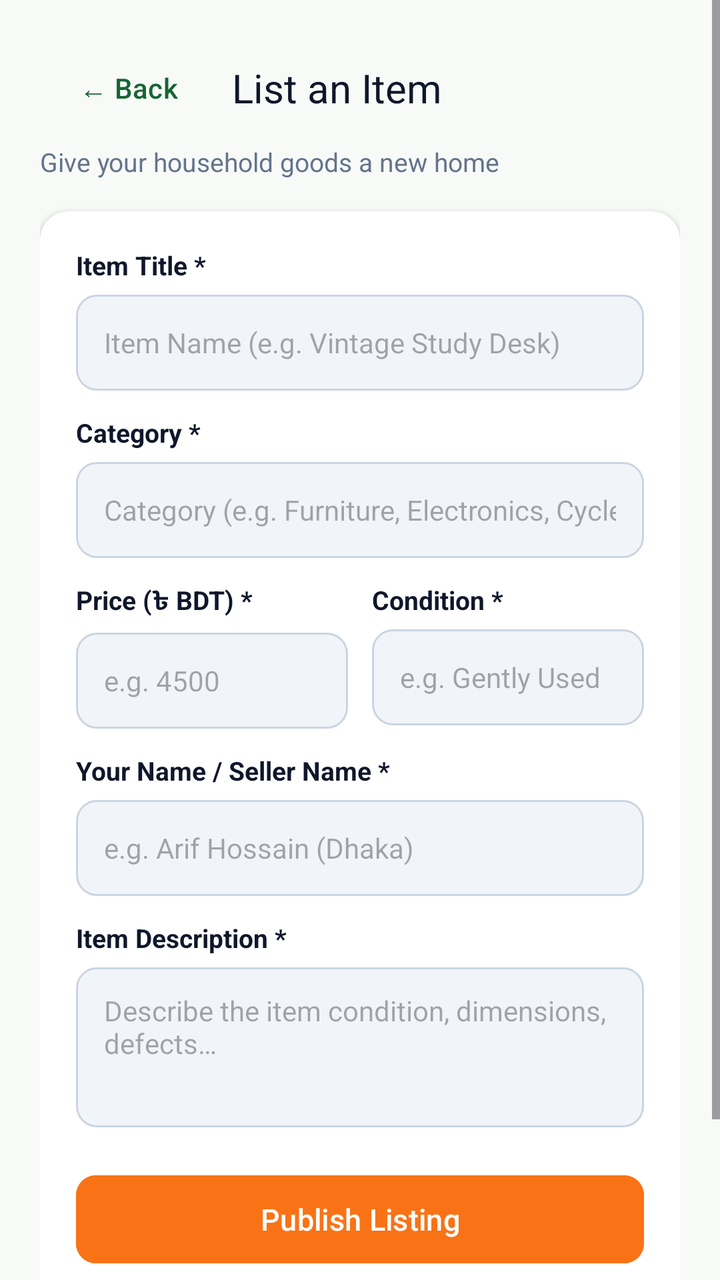
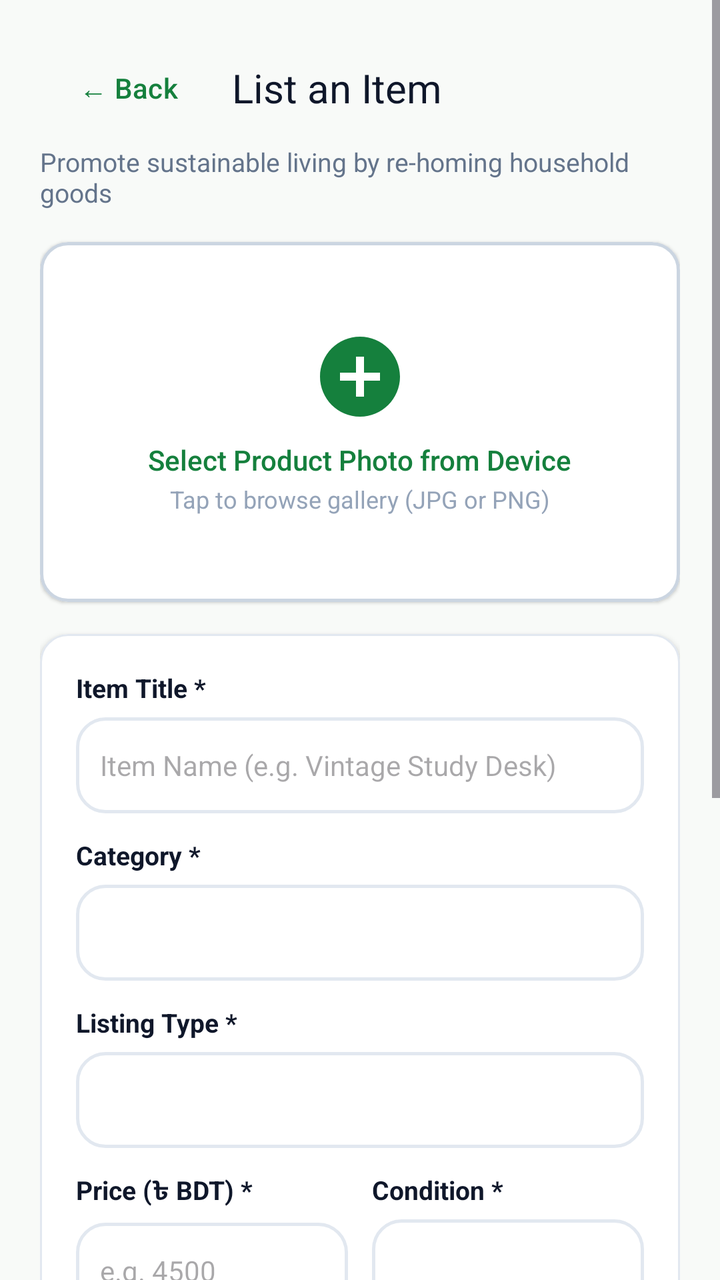

Compare the two renders of this Android layout. The source of the first and the diff that turns it into the second are given below.
<!-- AndroidManifest.xml: application theme Theme.MyApplication -->
<!-- res/layout/activity_add_item.xml -->
<?xml version="1.0" encoding="utf-8"?>
<ScrollView xmlns:android="http://schemas.android.com/apk/res/android"
    xmlns:app="http://schemas.android.com/apk/res-auto"
    xmlns:tools="http://schemas.android.com/tools"
    android:layout_width="match_parent"
    android:layout_height="match_parent"
    android:background="@color/bg_light"
    android:fillViewport="true">

    <LinearLayout
        android:layout_width="match_parent"
        android:layout_height="wrap_content"
        android:orientation="vertical"
        android:padding="20dp">

        <LinearLayout
            android:layout_width="match_parent"
            android:layout_height="wrap_content"
            android:gravity="center_vertical"
            android:orientation="horizontal">

            <com.google.android.material.button.MaterialButton
                android:id="@+id/btnAddItemBack"
                style="@style/Widget.Material3.Button.TextButton"
                android:layout_width="wrap_content"
                android:layout_height="wrap_content"
                android:text="← Back"
                android:textColor="@color/brand_primary_dark"
                android:textSize="14sp" />

            <TextView
                android:layout_width="wrap_content"
                android:layout_height="wrap_content"
                android:layout_marginStart="8dp"
                android:fontFamily="sans-serif-bold"
                android:text="@string/add_item_title"
                android:textColor="@color/text_primary"
                android:textSize="20sp" />
        </LinearLayout>

        <TextView
            android:layout_width="wrap_content"
            android:layout_height="wrap_content"
            android:layout_marginTop="4dp"
            android:text="@string/add_item_subtitle"
            android:textColor="@color/text_secondary"
            android:textSize="13sp" />

        <androidx.cardview.widget.CardView
            android:layout_width="match_parent"
            android:layout_height="wrap_content"
            android:layout_marginTop="16dp"
            app:cardBackgroundColor="@color/card_surface"
            app:cardCornerRadius="14dp"
            app:cardElevation="2dp">

            <LinearLayout
                android:layout_width="match_parent"
                android:layout_height="wrap_content"
                android:orientation="vertical"
                android:padding="18dp">

                <TextView
                    android:layout_width="wrap_content"
                    android:layout_height="wrap_content"
                    android:text="Item Title *"
                    android:textColor="@color/text_primary"
                    android:textSize="13sp"
                    android:textStyle="bold" />

                <EditText
                    android:id="@+id/etItemTitle"
                    android:layout_width="match_parent"
                    android:layout_height="48dp"
                    android:layout_marginTop="6dp"
                    android:background="@drawable/bg_edit_text"
                    android:hint="@string/hint_item_title"
                    android:inputType="textCapWords"
                    android:textColor="@color/text_primary"
                    android:textSize="14sp" />

                <TextView
                    android:layout_width="wrap_content"
                    android:layout_height="wrap_content"
                    android:layout_marginTop="12dp"
                    android:text="Category *"
                    android:textColor="@color/text_primary"
                    android:textSize="13sp"
                    android:textStyle="bold" />

                <EditText
                    android:id="@+id/etItemCategory"
                    android:layout_width="match_parent"
                    android:layout_height="48dp"
                    android:layout_marginTop="6dp"
                    android:background="@drawable/bg_edit_text"
                    android:hint="@string/hint_item_category"
                    android:inputType="textCapWords"
                    android:textColor="@color/text_primary"
                    android:textSize="14sp" />

                <LinearLayout
                    android:layout_width="match_parent"
                    android:layout_height="wrap_content"
                    android:layout_marginTop="12dp"
                    android:orientation="horizontal">

                    <LinearLayout
                        android:layout_width="0dp"
                        android:layout_height="wrap_content"
                        android:layout_weight="1"
                        android:orientation="vertical">

                        <TextView
                            android:layout_width="wrap_content"
                            android:layout_height="wrap_content"
                            android:text="Price (৳ BDT) *"
                            android:textColor="@color/text_primary"
                            android:textSize="13sp"
                            android:textStyle="bold" />

                        <EditText
                            android:id="@+id/etItemPrice"
                            android:layout_width="match_parent"
                            android:layout_height="48dp"
                            android:layout_marginTop="6dp"
                            android:background="@drawable/bg_edit_text"
                            android:hint="e.g. 4500"
                            android:inputType="numberDecimal"
                            android:textColor="@color/text_primary"
                            android:textSize="14sp" />
                    </LinearLayout>

                    <View
                        android:layout_width="12dp"
                        android:layout_height="1dp" />

                    <LinearLayout
                        android:layout_width="0dp"
                        android:layout_height="wrap_content"
                        android:layout_weight="1"
                        android:orientation="vertical">

                        <TextView
                            android:layout_width="wrap_content"
                            android:layout_height="wrap_content"
                            android:text="Condition *"
                            android:textColor="@color/text_primary"
                            android:textSize="13sp"
                            android:textStyle="bold" />

                        <EditText
                            android:id="@+id/etItemCondition"
                            android:layout_width="match_parent"
                            android:layout_height="48dp"
                            android:layout_marginTop="6dp"
                            android:background="@drawable/bg_edit_text"
                            android:hint="e.g. Gently Used"
                            android:inputType="textCapWords"
                            android:textColor="@color/text_primary"
                            android:textSize="14sp" />
                    </LinearLayout>
                </LinearLayout>

                <TextView
                    android:layout_width="wrap_content"
                    android:layout_height="wrap_content"
                    android:layout_marginTop="12dp"
                    android:text="Your Name / Seller Name *"
                    android:textColor="@color/text_primary"
                    android:textSize="13sp"
                    android:textStyle="bold" />

                <EditText
                    android:id="@+id/etItemSeller"
                    android:layout_width="match_parent"
                    android:layout_height="48dp"
                    android:layout_marginTop="6dp"
                    android:background="@drawable/bg_edit_text"
                    android:hint="e.g. Arif Hossain (Dhaka)"
                    android:inputType="textPersonName"
                    android:textColor="@color/text_primary"
                    android:textSize="14sp" />

                <TextView
                    android:layout_width="wrap_content"
                    android:layout_height="wrap_content"
                    android:layout_marginTop="12dp"
                    android:text="Item Description *"
                    android:textColor="@color/text_primary"
                    android:textSize="13sp"
                    android:textStyle="bold" />

                <EditText
                    android:id="@+id/etItemDescription"
                    android:layout_width="match_parent"
                    android:layout_height="80dp"
                    android:layout_marginTop="6dp"
                    android:background="@drawable/bg_edit_text"
                    android:gravity="top|start"
                    android:hint="@string/hint_item_description"
                    android:inputType="textMultiLine"
                    android:lines="3"
                    android:textColor="@color/text_primary"
                    android:textSize="14sp" />

                <com.google.android.material.button.MaterialButton
                    android:id="@+id/btnPublishItem"
                    android:layout_width="match_parent"
                    android:layout_height="52dp"
                    android:layout_marginTop="20dp"
                    android:backgroundTint="@color/brand_accent"
                    android:text="@string/btn_publish_item"
                    android:textAllCaps="false"
                    android:textColor="@color/white"
                    android:textSize="15sp"
                    app:cornerRadius="10dp" />

                <com.google.android.material.button.MaterialButton
                    android:id="@+id/btnCancelAddItem"
                    style="@style/Widget.Material3.Button.OutlinedButton"
                    android:layout_width="match_parent"
                    android:layout_height="48dp"
                    android:layout_marginTop="10dp"
                    android:text="@string/btn_cancel"
                    android:textAllCaps="false"
                    android:textColor="@color/text_secondary"
                    android:textSize="14sp"
                    app:cornerRadius="10dp" />

            </LinearLayout>
        </androidx.cardview.widget.CardView>

    </LinearLayout>
</ScrollView>
<!-- resources referenced by this layout -->
<resources>
  <color name="bg_light">#F8FAF8</color>
  <color name="brand_accent">#F97316</color>
  <color name="brand_primary_dark">#166534</color>
  <color name="card_surface">#FFFFFF</color>
  <color name="text_primary">#0F172A</color>
  <color name="text_secondary">#64748B</color>
  <color name="white">#FFFFFFFF</color>
  <!-- drawable bg_edit_text (drawable) -->
  <?xml version="1.0" encoding="utf-8"?>
  <shape xmlns:android="http://schemas.android.com/apk/res/android"
      android:shape="rectangle">
      <solid android:color="#F1F5F9" />
      <corners android:radius="10dp" />
      <stroke
          android:width="1dp"
          android:color="#CBD5E1" />
      <padding
          android:left="14dp"
          android:top="12dp"
          android:right="14dp"
          android:bottom="12dp" />
  </shape>
  <string name="add_item_subtitle">Give your household goods a new home</string>
  <string name="add_item_title">List an Item</string>
  <string name="btn_cancel">Cancel</string>
  <string name="btn_publish_item">Publish Listing</string>
  <string name="hint_item_category">Category (e.g. Furniture, Electronics, Cycle)</string>
  <string name="hint_item_description">Describe the item condition, dimensions, defects…</string>
  <string name="hint_item_title">Item Name (e.g. Vintage Study Desk)</string>
  <style name="Theme.MyApplication" parent="Base.Theme.MyApplication" />
  <style name="Base.Theme.MyApplication" parent="Theme.Material3.DayNight.NoActionBar">
          <item name="colorPrimary">@color/eco_green_primary</item>
          <item name="colorPrimaryVariant">@color/eco_green_dark</item>
          <item name="colorOnPrimary">@color/white</item>
          <item name="colorSecondary">@color/eco_green_accent</item>
          <item name="colorOnSecondary">@color/white</item>
          <item name="android:statusBarColor">@color/eco_green_dark</item>
          <item name="android:windowBackground">@color/bg_light</item>
      </style>
  <color name="eco_green_primary">#15803D</color>
  <color name="eco_green_dark">#166534</color>
  <color name="eco_green_accent">#16A34A</color>
</resources>

<!-- the commit's change to res/layout/activity_add_item.xml (unified diff, before → after) -->
@@ -13,6 +13,7 @@
         android:orientation="vertical"
         android:padding="20dp">
 
+        
         <LinearLayout
             android:layout_width="match_parent"
             android:layout_height="wrap_content"
@@ -25,10 +26,11 @@
                 android:layout_width="wrap_content"
                 android:layout_height="wrap_content"
                 android:text="← Back"
-                android:textColor="@color/brand_primary_dark"
+                android:textColor="@color/eco_green_primary"
                 android:textSize="14sp" />
 
             <TextView
+                android:id="@+id/tvAddItemTitle"
                 android:layout_width="wrap_content"
                 android:layout_height="wrap_content"
                 android:layout_marginStart="8dp"
@@ -42,17 +44,101 @@
             android:layout_width="wrap_content"
             android:layout_height="wrap_content"
             android:layout_marginTop="4dp"
-            android:text="@string/add_item_subtitle"
+            android:text="Promote sustainable living by re-homing household goods"
             android:textColor="@color/text_secondary"
             android:textSize="13sp" />
 
-        <androidx.cardview.widget.CardView
+        
+        <com.google.android.material.card.MaterialCardView
+            android:id="@+id/cardImagePicker"
+            android:layout_width="match_parent"
+            android:layout_height="180dp"
+            android:layout_marginTop="16dp"
+            android:clickable="true"
+            android:focusable="true"
+            app:cardBackgroundColor="@color/card_surface"
+            app:cardCornerRadius="14dp"
+            app:cardElevation="1dp"
+            app:strokeColor="#CBD5E1"
+            app:strokeWidth="1.5dp">
+
+            <FrameLayout
+                android:layout_width="match_parent"
+                android:layout_height="match_parent">
+
+                
+                <LinearLayout
+                    android:id="@+id/layoutPhotoPlaceholder"
+                    android:layout_width="match_parent"
+                    android:layout_height="match_parent"
+                    android:gravity="center"
+                    android:orientation="vertical"
+                    android:padding="16dp">
+
+                    <ImageView
+                        android:layout_width="48dp"
+                        android:layout_height="48dp"
+                        android:contentDescription="Select product photo"
+                        android:src="@drawable/ic_nav_add"
+                        app:tint="@color/eco_green_primary" />
+
+                    <TextView
+                        android:layout_width="wrap_content"
+                        android:layout_height="wrap_content"
+                        android:layout_marginTop="8dp"
+                        android:fontFamily="sans-serif-medium"
+                        android:text="Select Product Photo from Device"
+                        android:textColor="@color/eco_green_primary"
+                        android:textSize="14sp" />
+
+                    <TextView
+                        android:layout_width="wrap_content"
+                        android:layout_height="wrap_content"
+                        android:layout_marginTop="2dp"
+                        android:text="Tap to browse gallery (JPG or PNG)"
+                        android:textColor="@color/text_muted"
+                        android:textSize="12sp" />
+                </LinearLayout>
+
+                
+                <ImageView
+                    android:id="@+id/ivSelectedPhoto"
+                    android:layout_width="match_parent"
+                    android:layout_height="match_parent"
+                    android:contentDescription="Selected product photo preview"
+                    android:scaleType="centerCrop"
+                    android:visibility="gone" />
+
+                
+                <TextView
+                    android:id="@+id/tvChangePhotoBadge"
+                    android:layout_width="wrap_content"
+                    android:layout_height="wrap_content"
+                    android:layout_gravity="bottom|end"
+                    android:layout_margin="12dp"
+                    android:background="@drawable/bg_category_chip_selected"
+                    android:paddingStart="10dp"
+                    android:paddingTop="4dp"
+                    android:paddingEnd="10dp"
+                    android:paddingBottom="4dp"
+                    android:text="Change Photo"
+                    android:textColor="@color/white"
+                    android:textSize="12sp"
+                    android:visibility="gone" />
+
+            </FrameLayout>
+        </com.google.android.material.card.MaterialCardView>
+
+        
+        <com.google.android.material.card.MaterialCardView
             android:layout_width="match_parent"
             android:layout_height="wrap_content"
             android:layout_marginTop="16dp"
             app:cardBackgroundColor="@color/card_surface"
             app:cardCornerRadius="14dp"
-            app:cardElevation="2dp">
+            app:cardElevation="2dp"
+            app:strokeColor="#E2E8F0"
+            app:strokeWidth="1dp">
 
             <LinearLayout
                 android:layout_width="match_parent"
@@ -73,12 +159,15 @@
                     android:layout_width="match_parent"
                     android:layout_height="48dp"
                     android:layout_marginTop="6dp"
-                    android:background="@drawable/bg_edit_text"
+                    android:background="@drawable/bg_search_bar"
                     android:hint="@string/hint_item_title"
                     android:inputType="textCapWords"
+                    android:paddingStart="12dp"
+                    android:paddingEnd="12dp"
                     android:textColor="@color/text_primary"
                     android:textSize="14sp" />
 
+                
                 <TextView
                     android:layout_width="wrap_content"
                     android:layout_height="wrap_content"
@@ -88,16 +177,33 @@
                     android:textSize="13sp"
                     android:textStyle="bold" />
 
-                <EditText
-                    android:id="@+id/etItemCategory"
-                    android:layout_width="match_parent"
-                    android:layout_height="48dp"
-                    android:layout_marginTop="6dp"
-                    android:background="@drawable/bg_edit_text"
-                    android:hint="@string/hint_item_category"
-                    android:inputType="textCapWords"
-                    android:textColor="@color/text_primary"
-                    android:textSize="14sp" />
+                <Spinner
+                    android:id="@+id/spinnerCategory"
+                    android:layout_width="match_parent"
+                    android:layout_height="48dp"
+                    android:layout_marginTop="6dp"
+                    android:background="@drawable/bg_search_bar"
+                    android:paddingStart="12dp"
+                    android:paddingEnd="12dp" />
+
+                
+                <TextView
+                    android:layout_width="wrap_content"
+                    android:layout_height="wrap_content"
+                    android:layout_marginTop="12dp"
+                    android:text="Listing Type *"
+                    android:textColor="@color/text_primary"
+                    android:textSize="13sp"
+                    android:textStyle="bold" />
+
+                <Spinner
+                    android:id="@+id/spinnerTransactionType"
+                    android:layout_width="match_parent"
+                    android:layout_height="48dp"
+                    android:layout_marginTop="6dp"
+                    android:background="@drawable/bg_search_bar"
+                    android:paddingStart="12dp"
+                    android:paddingEnd="12dp" />
 
                 <LinearLayout
                     android:layout_width="match_parent"
@@ -105,6 +211,7 @@
                     android:layout_marginTop="12dp"
                     android:orientation="horizontal">
 
+                    
                     <LinearLayout
                         android:layout_width="0dp"
                         android:layout_height="wrap_content"
@@ -112,6 +219,7 @@
                         android:orientation="vertical">
 
                         <TextView
+                            android:id="@+id/tvPriceLabel"
                             android:layout_width="wrap_content"
                             android:layout_height="wrap_content"
                             android:text="Price (৳ BDT) *"
@@ -124,9 +232,11 @@
                             android:layout_width="match_parent"
                             android:layout_height="48dp"
                             android:layout_marginTop="6dp"
-                            android:background="@drawable/bg_edit_text"
+                            android:background="@drawable/bg_search_bar"
                             android:hint="e.g. 4500"
                             android:inputType="numberDecimal"
+                            android:paddingStart="12dp"
+                            android:paddingEnd="12dp"
                             android:textColor="@color/text_primary"
                             android:textSize="14sp" />
                     </LinearLayout>
@@ -135,6 +245,7 @@
                         android:layout_width="12dp"
                         android:layout_height="1dp" />
 
+                    
                     <LinearLayout
                         android:layout_width="0dp"
                         android:layout_height="wrap_content"
@@ -149,39 +260,41 @@
                             android:textSize="13sp"
                             android:textStyle="bold" />
 
-                        <EditText
-                            android:id="@+id/etItemCondition"
+                        <Spinner
+                            android:id="@+id/spinnerCondition"
                             android:layout_width="match_parent"
                             android:layout_height="48dp"
                             android:layout_marginTop="6dp"
-                            android:background="@drawable/bg_edit_text"
-                            android:hint="e.g. Gently Used"
-                            android:inputType="textCapWords"
-                            android:textColor="@color/text_primary"
-                            android:textSize="14sp" />
+                            android:background="@drawable/bg_search_bar"
+                            android:paddingStart="12dp"
+                            android:paddingEnd="12dp" />
                     </LinearLayout>
                 </LinearLayout>
 
-                <TextView
-                    android:layout_width="wrap_content"
-                    android:layout_height="wrap_content"
-                    android:layout_marginTop="12dp"
-                    android:text="Your Name / Seller Name *"
+                
+                <TextView
+                    android:layout_width="wrap_content"
+                    android:layout_height="wrap_content"
+                    android:layout_marginTop="12dp"
+                    android:text="Location / Area *"
                     android:textColor="@color/text_primary"
                     android:textSize="13sp"
                     android:textStyle="bold" />
 
                 <EditText
-                    android:id="@+id/etItemSeller"
-                    android:layout_width="match_parent"
-                    android:layout_height="48dp"
-                    android:layout_marginTop="6dp"
-                    android:background="@drawable/bg_edit_text"
-                    android:hint="e.g. Arif Hossain (Dhaka)"
-                    android:inputType="textPersonName"
+                    android:id="@+id/etItemLocation"
+                    android:layout_width="match_parent"
+                    android:layout_height="48dp"
+                    android:layout_marginTop="6dp"
+                    android:background="@drawable/bg_search_bar"
+                    android:hint="e.g. Dhanmondi, Dhaka"
+                    android:inputType="textPostalAddress"
+                    android:paddingStart="12dp"
+                    android:paddingEnd="12dp"
                     android:textColor="@color/text_primary"
                     android:textSize="14sp" />
 
+                
                 <TextView
                     android:layout_width="wrap_content"
                     android:layout_height="wrap_content"
@@ -194,42 +307,67 @@
                 <EditText
                     android:id="@+id/etItemDescription"
                     android:layout_width="match_parent"
-                    android:layout_height="80dp"
-                    android:layout_marginTop="6dp"
-                    android:background="@drawable/bg_edit_text"
+                    android:layout_height="90dp"
+                    android:layout_marginTop="6dp"
+                    android:background="@drawable/bg_search_bar"
                     android:gravity="top|start"
                     android:hint="@string/hint_item_description"
                     android:inputType="textMultiLine"
-                    android:lines="3"
+                    android:padding="12dp"
                     android:textColor="@color/text_primary"
                     android:textSize="14sp" />
 
+                
+                <ProgressBar
+                    android:id="@+id/pbAddItemLoading"
+                    android:layout_width="wrap_content"
+                    android:layout_height="wrap_content"
+                    android:layout_gravity="center_horizontal"
+                    android:layout_marginTop="16dp"
+                    android:indeterminateTint="@color/eco_green_primary"
+                    android:visibility="gone" />
+
+                
                 <com.google.android.material.button.MaterialButton
                     android:id="@+id/btnPublishItem"
                     android:layout_width="match_parent"
-                    android:layout_height="52dp"
+                    android:layout_height="50dp"
                     android:layout_marginTop="20dp"
-                    android:backgroundTint="@color/brand_accent"
+                    android:backgroundTint="@color/eco_green_primary"
                     android:text="@string/btn_publish_item"
                     android:textAllCaps="false"
                     android:textColor="@color/white"
                     android:textSize="15sp"
                     app:cornerRadius="10dp" />
 
+                
+                <com.google.android.material.button.MaterialButton
+                    android:id="@+id/btnDeleteItem"
+                    style="@style/Widget.Material3.Button.TextButton"
+                    android:layout_width="match_parent"
+                    android:layout_height="48dp"
+                    android:layout_marginTop="6dp"
+                    android:text="Delete This Listing"
+                    android:textAllCaps="false"
+                    android:textColor="@color/status_danger"
+                    android:textSize="14sp"
+                    android:visibility="gone"
+                    tools:visibility="visible" />
+
+                
                 <com.google.android.material.button.MaterialButton
                     android:id="@+id/btnCancelAddItem"
-                    style="@style/Widget.Material3.Button.OutlinedButton"
-                    android:layout_width="match_parent"
-                    android:layout_height="48dp"
-                    android:layout_marginTop="10dp"
+                    style="@style/Widget.Material3.Button.TextButton"
+                    android:layout_width="match_parent"
+                    android:layout_height="48dp"
+                    android:layout_marginTop="2dp"
                     android:text="@string/btn_cancel"
                     android:textAllCaps="false"
                     android:textColor="@color/text_secondary"
-                    android:textSize="14sp"
-                    app:cornerRadius="10dp" />
+                    android:textSize="14sp" />
 
             </LinearLayout>
-        </androidx.cardview.widget.CardView>
+        </com.google.android.material.card.MaterialCardView>
 
     </LinearLayout>
 </ScrollView>
<!-- resource entries referenced after the edit -->
@@ -1,32 +1,40 @@
 <!-- resources referenced by this layout -->
 <resources>
   <color name="bg_light">#F8FAF8</color>
-  <color name="brand_accent">#F97316</color>
-  <color name="brand_primary_dark">#166534</color>
   <color name="card_surface">#FFFFFF</color>
   <color name="text_primary">#0F172A</color>
   <color name="text_secondary">#64748B</color>
   <color name="white">#FFFFFFFF</color>
-  <!-- drawable bg_edit_text (drawable) -->
+  <!-- drawable bg_category_chip_selected (drawable) -->
   <?xml version="1.0" encoding="utf-8"?>
   <shape xmlns:android="http://schemas.android.com/apk/res/android"
       android:shape="rectangle">
-      <solid android:color="#F1F5F9" />
-      <corners android:radius="10dp" />
+      <solid android:color="@color/eco_green_primary" />
+      <corners android:radius="20dp" />
+  </shape>
+  <!-- drawable bg_search_bar (drawable) -->
+  <?xml version="1.0" encoding="utf-8"?>
+  <shape xmlns:android="http://schemas.android.com/apk/res/android"
+      android:shape="rectangle">
+      <solid android:color="@color/white" />
+      <corners android:radius="14dp" />
       <stroke
-          android:width="1dp"
-          android:color="#CBD5E1" />
-      <padding
-          android:left="14dp"
-          android:top="12dp"
-          android:right="14dp"
-          android:bottom="12dp" />
+          android:width="1.5dp"
+          android:color="#E2E8F0" />
   </shape>
-  <string name="add_item_subtitle">Give your household goods a new home</string>
+  <!-- drawable ic_nav_add (drawable) -->
+  <vector xmlns:android="http://schemas.android.com/apk/res/android"
+      android:width="24dp"
+      android:height="24dp"
+      android:viewportWidth="24"
+      android:viewportHeight="24">
+      <path
+          android:fillColor="@color/eco_green_primary"
+          android:pathData="M12,2C6.48,2 2,6.48 2,12s4.48,10 10,10 10,-4.48 10,-10S17.52,2 12,2zM17,13h-4v4h-2v-4H7v-2h4V7h2v4h4v2z" />
+  </vector>
   <string name="add_item_title">List an Item</string>
   <string name="btn_cancel">Cancel</string>
   <string name="btn_publish_item">Publish Listing</string>
-  <string name="hint_item_category">Category (e.g. Furniture, Electronics, Cycle)</string>
   <string name="hint_item_description">Describe the item condition, dimensions, defects…</string>
   <string name="hint_item_title">Item Name (e.g. Vintage Study Desk)</string>
   <style name="Theme.MyApplication" parent="Base.Theme.MyApplication" />
@@ -40,6 +48,8 @@
           <item name="android:windowBackground">@color/bg_light</item>
       </style>
   <color name="eco_green_primary">#15803D</color>
+  <color name="status_danger">#EF4444</color>
+  <color name="text_muted">#94A3B8</color>
   <color name="eco_green_dark">#166534</color>
   <color name="eco_green_accent">#16A34A</color>
 </resources>
